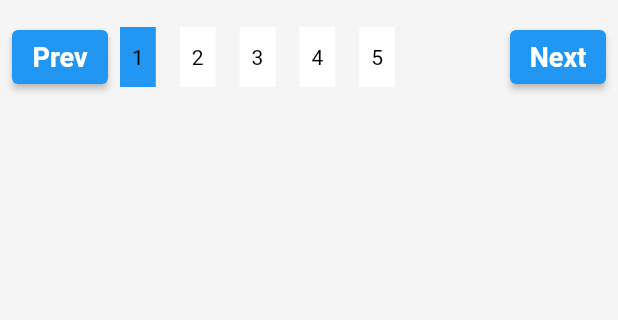
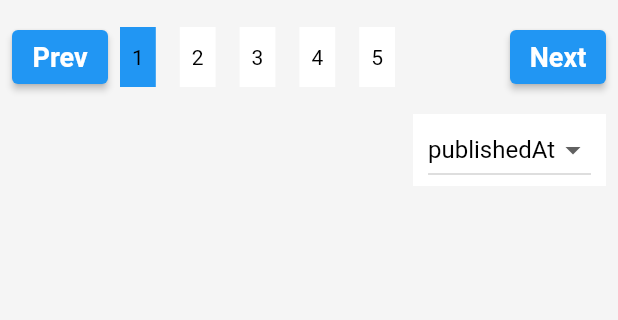
Before and after one commit to KIMINJOONG/news_flutter_app, a Flutter app: the screen it shows after launch, on a phone screen of 412 x 824 dp, the part 159-479 px from its top. Run offline on Flutter 3.47's test engine with Material 2 defaults, Android fonts, the phone set to English and light mode, and no system bars; our stand-ins replace flutter_iconly, google_fonts, shared_preferences.

Commit message:
1. Implement the dropdown Button

```diff
--- a/lib/consts/vars.dart
+++ b/lib/consts/vars.dart
@@ -2,3 +2,9 @@ enum NewsType {
   topTrending,
   allNews,
 }
+
+enum SortByEnum {
+  relevancy,
+  popularity,
+  publishedAt,
+}
--- a/lib/screens/home_screen.dart
+++ b/lib/screens/home_screen.dart
@@ -22,6 +22,7 @@ class HomeScreen extends StatefulWidget {
 class _HomeScreenState extends State<HomeScreen> {
   var newsType = NewsType.allNews;
   int currentPage = 0;
+  String sortBy = SortByEnum.publishedAt.name;
 
   @override
   Widget build(BuildContext context) {
@@ -155,12 +156,48 @@ class _HomeScreenState extends State<HomeScreen> {
                           ),
                         ],
                       ),
-                    )
+                    ),
+              const VerticalSpacing(height: 10),
+              newsType == NewsType.topTrending
+                  ? Container()
+                  : Align(
+                      alignment: Alignment.topRight,
+                      child: Material(
+                        color: Theme.of(context).cardColor,
+                        child: Padding(
+                          padding: const EdgeInsets.symmetric(horizontal: 10),
+                          child: DropdownButton(
+                            value: sortBy,
+                            items: dropDownItems,
+                            onChanged: (String? value) {},
+                          ),
+                        ),
+                      ),
+                    ),
             ],
           ),
         ),
       ),
     );
+  }
+
+  List<DropdownMenuItem<String>> get dropDownItems {
+    List<DropdownMenuItem<String>> menuItem = [
+      DropdownMenuItem(
+        value: SortByEnum.relevancy.name,
+        child: Text(SortByEnum.relevancy.name),
+      ),
+      DropdownMenuItem(
+        value: SortByEnum.popularity.name,
+        child: Text(SortByEnum.popularity.name),
+      ),
+      DropdownMenuItem(
+        value: SortByEnum.publishedAt.name,
+        child: Text(SortByEnum.publishedAt.name),
+      ),
+    ];
+
+    return menuItem;
   }
 
   Widget paginationButtons({required Function function, required String text}) {
```
